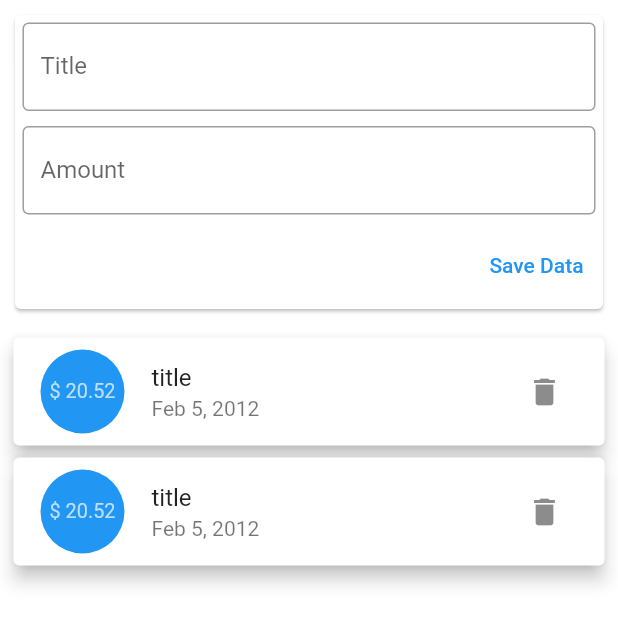
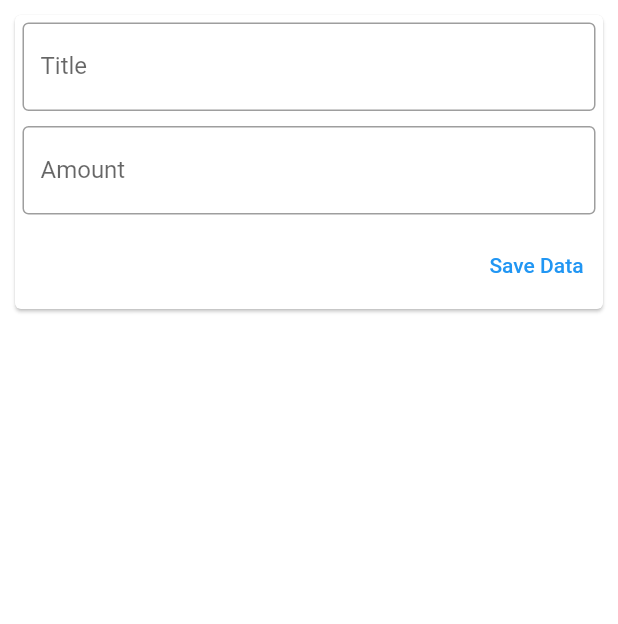
Before and after one commit to Krupal01/Transaction-Application, a Flutter app: the screen it shows after launch, after a tap on the "delete" icon, on a phone screen of 412 x 824 dp. Shown: the top 624 px of the screen. Run offline on Flutter 3.47's test engine with Material 2 defaults, Android fonts, the phone set to English and light mode, and no system bars.

Commit message:
ADD : Delete transaction

```diff
--- a/lib/widgets/home_widget.dart
+++ b/lib/widgets/home_widget.dart
@@ -25,6 +25,12 @@ class _HomeState extends State<Home> {
     });
   }
 
+  void _deleteTransaction(String id) {
+    setState(() {
+      transactionList.removeWhere((element) => element.id == id);
+    });
+  }
+
   @override
   Widget build(BuildContext context) {
     return Column(
@@ -32,7 +38,10 @@ class _HomeState extends State<Home> {
         NewTransaction(
           addNew: _addNewTransaction,
         ),
-        TransactionList(transaction: transactionList)
+        TransactionList(
+          transaction: transactionList,
+          deleteTransaction: _deleteTransaction,
+        )
       ],
     );
   }
--- a/lib/widgets/transasction_list.dart
+++ b/lib/widgets/transasction_list.dart
@@ -4,8 +4,10 @@ import 'package:transaction_app/model/transaction_model.dart';
 
 class TransactionList extends StatelessWidget {
   final List<TransactionModel> transaction;
+  final Function deleteTransaction;
 
-  const TransactionList({Key? key, required this.transaction})
+  const TransactionList(
+      {Key? key, required this.transaction, required this.deleteTransaction})
       : super(key: key);
 
   @override
@@ -35,7 +37,9 @@ class TransactionList extends StatelessWidget {
                     DateFormat.yMMMd().format(transaction[index].dateTime),
                   ),
                   trailing: IconButton(
-                      onPressed: () => {}, icon: const Icon(Icons.delete)),
+                      onPressed: () =>
+                          {deleteTransaction(transaction[index].id)},
+                      icon: const Icon(Icons.delete)),
                 ));
           }),
     );
```
